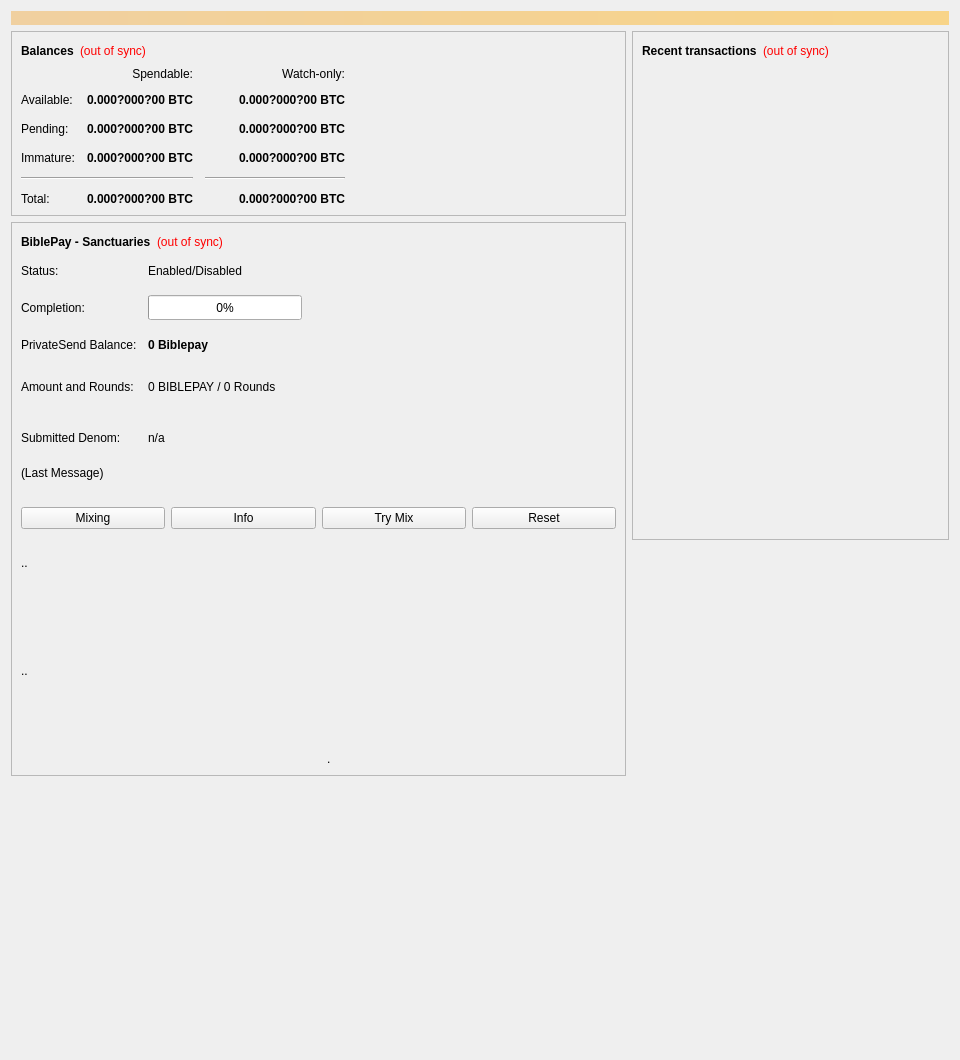
Before: the Qt Designer form src/qt/forms/overviewpage.ui in biblepay/biblepay_legacy, drawn with Qt 5.
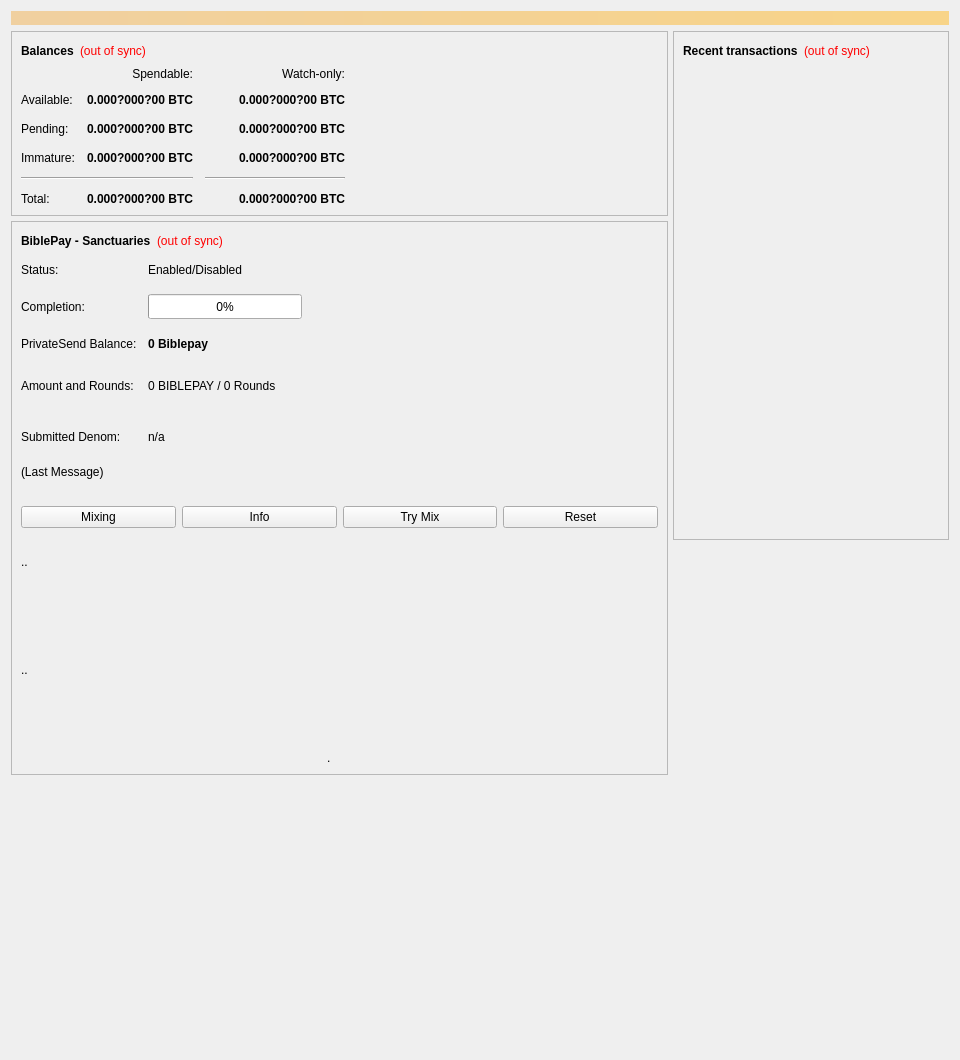
After: the same form once the commit is applied.

Commit message:
1.1.1.1e-Leisure
- Correct horizontal prayer width on overview page.

```diff
--- a/src/qt/forms/overviewpage.ui
+++ b/src/qt/forms/overviewpage.ui
@@ -37,7 +37,10 @@
     </widget>
    </item>
    <item>
-    <layout class="QHBoxLayout" name="horizontalLayout" stretch="1,1">
+    <layout class="QHBoxLayout" name="horizontalLayout" stretch="3,1">
+     <property name="spacing">
+      <number>5</number>
+     </property>
      <item>
       <layout class="QVBoxLayout" name="verticalLayout_2">
        <item>
```
